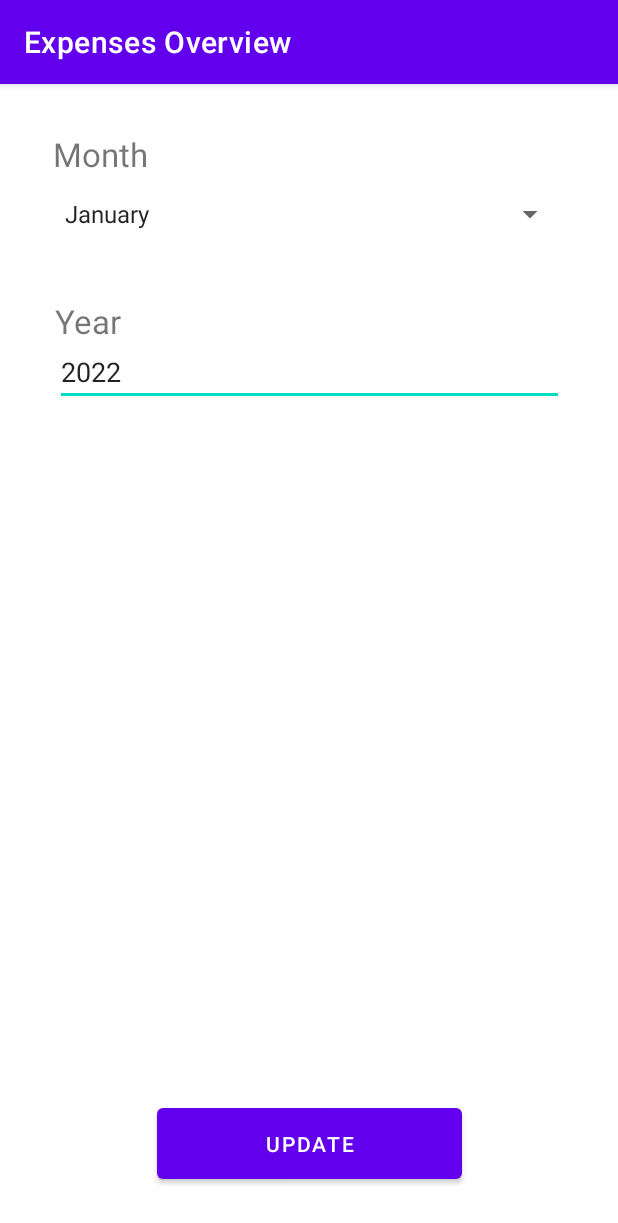
After one commit to greenpixels/expenses-overview-android, an Android app: the DateActivity screen opened directly, with no data from a screen before it, on a phone screen of 412 x 824 dp. The commit adds this screen. Shown: the top 1223 px of the screen. Run offline under Robolectric (Android 15) with nearby library versions, the phone set to English and light mode, and no system bars.

Commit message:
Create activity for date picker and add intent for switching

```diff
--- a/app/src/main/AndroidManifest.xml
+++ b/app/src/main/AndroidManifest.xml
@@ -14,6 +14,9 @@
         android:theme="@style/Theme.ExpensesOverview"
         tools:targetApi="31">
         <activity
+            android:name=".DateActivity"
+            android:exported="false" />
+        <activity
             android:name=".MainActivity"
             android:exported="true">
             <intent-filter>
--- /dev/null
+++ b/app/src/main/java/com/example/expensesoverview/DateActivity.java
@@ -0,0 +1,20 @@
+package com.example.expensesoverview;
+
+import androidx.appcompat.app.AppCompatActivity;
+
+import android.os.Bundle;
+
+import java.lang.reflect.Array;
+import java.util.ArrayList;
+import java.util.List;
+
+public class DateActivity extends AppCompatActivity {
+
+    public String[] months = {"January", "February"};
+
+    @Override
+    protected void onCreate(Bundle savedInstanceState) {
+        super.onCreate(savedInstanceState);
+        setContentView(R.layout.activity_date);
+    }
+}
--- a/app/src/main/java/com/example/expensesoverview/MainActivity.java
+++ b/app/src/main/java/com/example/expensesoverview/MainActivity.java
@@ -2,7 +2,9 @@ package com.example.expensesoverview;
 
 import androidx.appcompat.app.AppCompatActivity;
 
+import android.content.Intent;
 import android.os.Bundle;
+import android.view.View;
 import android.view.ViewGroup;
 import android.widget.LinearLayout;
 import android.widget.TextView;
@@ -33,4 +35,9 @@ public class MainActivity extends AppCompatActivity {
             lc.addView(pcl);
         }
     }
+
+    public void switchToDateActivity(View v) {
+        Intent i = new Intent(this, DateActivity.class);
+        startActivity(i);
+    }
 }
--- /dev/null
+++ b/app/src/main/res/layout/activity_date.xml
@@ -0,0 +1,60 @@
+<?xml version="1.0" encoding="utf-8"?>
+<androidx.constraintlayout.widget.ConstraintLayout xmlns:android="http://schemas.android.com/apk/res/android"
+    xmlns:app="http://schemas.android.com/apk/res-auto"
+    xmlns:tools="http://schemas.android.com/tools"
+    android:layout_width="match_parent"
+    android:layout_height="match_parent"
+    tools:context=".DateActivity">
+
+    <Button
+        android:id="@+id/newExpenseButton2"
+        android:layout_width="203dp"
+        android:layout_height="59dp"
+        android:layout_marginBottom="32dp"
+        android:text="UPDATE"
+        app:layout_constraintBottom_toBottomOf="parent"
+        app:layout_constraintEnd_toEndOf="parent"
+        app:layout_constraintHorizontal_bias="0.502"
+        app:layout_constraintStart_toStartOf="parent" />
+
+    <Spinner
+        android:id="@+id/spinner"
+        android:layout_width="342dp"
+        android:layout_height="49dp"
+        android:entries="@array/string_array_months"
+        app:layout_constraintEnd_toEndOf="parent"
+        app:layout_constraintStart_toStartOf="parent"
+        app:layout_constraintTop_toBottomOf="@+id/textView" />
+
+    <TextView
+        android:id="@+id/textView"
+        android:layout_width="79dp"
+        android:layout_height="30dp"
+        android:layout_marginTop="32dp"
+        android:text="Month"
+        app:autoSizeTextType="uniform"
+        app:layout_constraintStart_toStartOf="@+id/spinner"
+        app:layout_constraintTop_toTopOf="parent" />
+
+    <TextView
+        android:id="@+id/textView2"
+        android:layout_width="79dp"
+        android:layout_height="30dp"
+        android:layout_marginTop="32dp"
+        android:text="Year"
+        app:autoSizeTextType="uniform"
+        app:layout_constraintStart_toStartOf="@+id/editTextDate"
+        app:layout_constraintTop_toBottomOf="@+id/spinner" />
+
+    <EditText
+        android:id="@+id/editTextDate"
+        android:layout_width="339dp"
+        android:layout_height="41dp"
+        android:ems="10"
+        android:inputType="date"
+        android:maxLength="4"
+        android:text="2022"
+        app:layout_constraintEnd_toEndOf="parent"
+        app:layout_constraintStart_toStartOf="parent"
+        app:layout_constraintTop_toBottomOf="@+id/textView2" />
+</androidx.constraintlayout.widget.ConstraintLayout>
--- a/app/src/main/res/layout/activity_main.xml
+++ b/app/src/main/res/layout/activity_main.xml
@@ -26,6 +26,7 @@
         android:layout_marginEnd="16dp"
         android:clickable="true"
         android:focusable="true"
+        android:onClick="switchToDateActivity"
         android:text="July, 2022"
         android:textColor="@color/text_colour"
         app:autoSizeTextType="uniform"
--- /dev/null
+++ b/app/src/main/res/values/arrays.xml
@@ -0,0 +1,18 @@
+<?xml version="1.0" encoding="utf-8"?>
+<resources>
+    <string-array
+        name="string_array_months">
+        <item>January</item>
+        <item>February</item>
+        <item>March</item>
+        <item>April</item>
+        <item>May</item>
+        <item>June</item>
+        <item>July</item>
+        <item>August</item>
+        <item>September</item>
+        <item>October</item>
+        <item>November</item>
+        <item>December</item>
+    </string-array>
+</resources>
```
